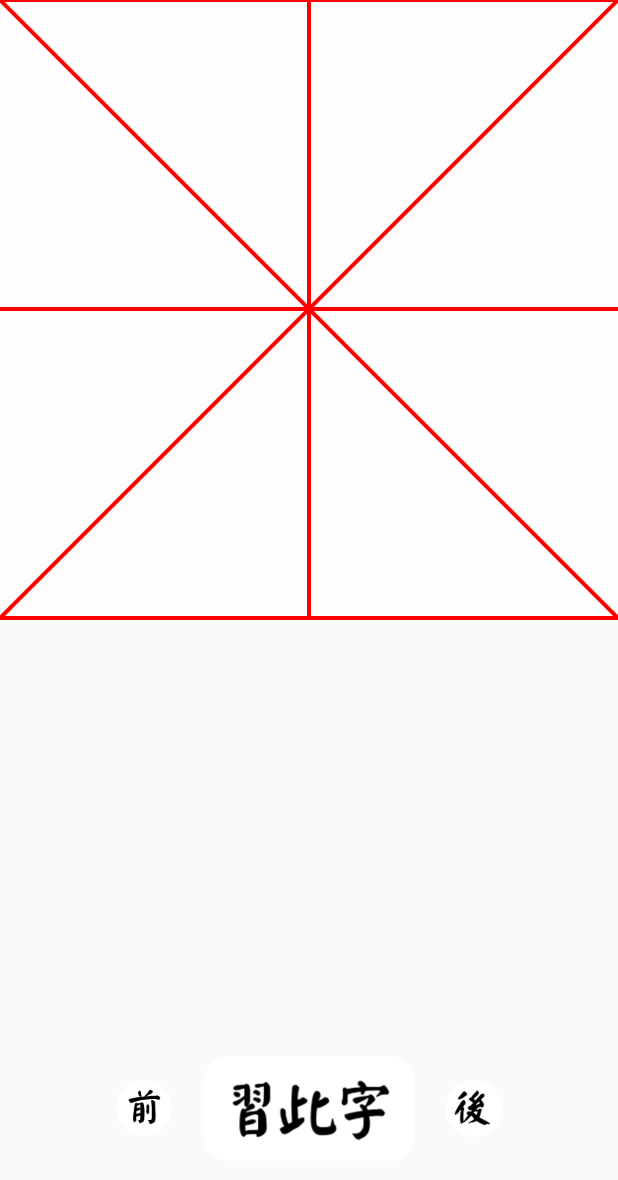
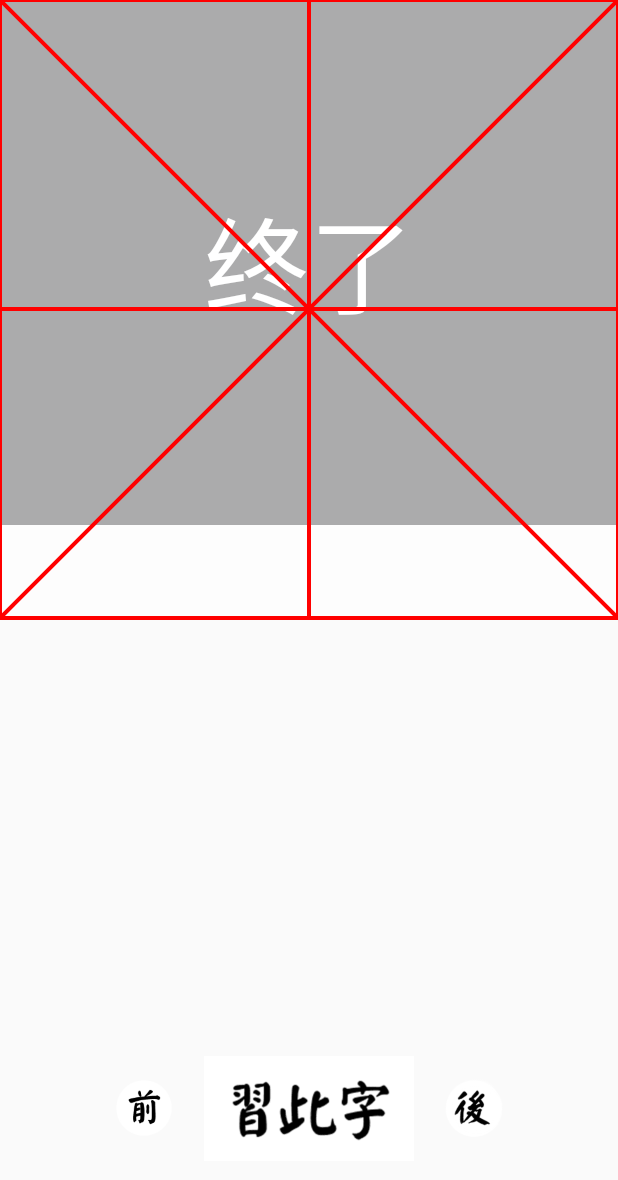
Before and after one commit to kevin-zhan/Calligraphy, an Android app: the CopybookSinglePageActivity screen opened directly, with no data from a screen before it, on a phone screen of 412 x 824 dp. Shown: the top 1180 px of the screen. Run offline under Robolectric (Android 15) with nearby library versions, the phone set to English and light mode, and no system bars; our stand-ins replace ButterKnife.

```diff
--- a/app/build.gradle
+++ b/app/build.gradle
@@ -5,7 +5,7 @@ android {
     defaultConfig {
         applicationId "tech.zymx.calligraphy"
         minSdkVersion 19
-        targetSdkVersion 26
+        targetSdkVersion 27
         versionCode 1
         versionName "1.0"
     }
--- a/app/src/main/java/tech/zymx/calligraphy/adapter/CopybookContentAdapter.java
+++ b/app/src/main/java/tech/zymx/calligraphy/adapter/CopybookContentAdapter.java
@@ -13,6 +13,7 @@ import java.util.List;
 
 import butterknife.BindView;
 import butterknife.ButterKnife;
+import tech.zymx.calligraphy.Constant;
 import tech.zymx.calligraphy.activity.CopybookSinglePageActivity;
 import tech.zymx.calligraphy.CalligraphyUtils;
 import tech.zymx.calligraphy.R;
@@ -42,7 +43,7 @@ public class CopybookContentAdapter extends RecyclerView.Adapter<CopybookContent
             @Override
             public void onClick(View view) {
                 Intent intent = new Intent(mContext, CopybookSinglePageActivity.class);
-                intent.putExtra("image_name",image_name);
+                intent.putExtra(Constant.IMAGE_NAME_SIGN, image_name);
                 mContext.startActivity(intent);
             }
         });
--- a/app/src/main/java/tech/zymx/calligraphy/view/WordBoxView.java
+++ b/app/src/main/java/tech/zymx/calligraphy/view/WordBoxView.java
@@ -41,17 +41,17 @@ public class WordBoxView extends View {
         int width = getWidth();
         int height = getHeight();
 
+        mPaint.setStyle(Paint.Style.FILL);
+        mPaint.setColor(Color.parseColor("#aaffffff"));
         if (isLocked()) {
-            mPaint.setColor(Color.parseColor("#aaffffff"));
             canvas.drawRect(0, width, width, height, mPaint);
         } else {
-            mPaint.setColor(Color.parseColor("#aaffffff"));
             canvas.drawRect(0, 0, width, width, mPaint);
         }
 
         mPaint.setColor(Color.RED);
-        float[] pts = {0, 0, width, 0, width, width, 0, width, 0, 0};
-        canvas.drawLines(pts, mPaint);
+        mPaint.setStyle(Paint.Style.STROKE);
+        canvas.drawRect(0, 0, width, width, mPaint);
         canvas.drawLine(width / 2, 0, width / 2, width, mPaint);
         canvas.drawLine(0, width / 2, width, width / 2, mPaint);
         canvas.drawLine(0, 0, width, width, mPaint);
--- a/app/src/main/res/layout/activity_copybook_single_page.xml
+++ b/app/src/main/res/layout/activity_copybook_single_page.xml
@@ -9,12 +9,28 @@
         android:layout_height="match_parent"
         tools:context="tech.zymx.calligraphy.activity.CopybookSinglePageActivity"
         >
-        <ImageView
-            android:id="@+id/content_pic"
+        <LinearLayout
             android:layout_width="match_parent"
             android:layout_height="wrap_content"
-            android:adjustViewBounds="true"
-            />
+            android:orientation="vertical"
+            >
+            <ImageView
+                android:id="@+id/content_pic"
+                android:layout_width="match_parent"
+                android:layout_height="wrap_content"
+                android:adjustViewBounds="true"
+                />
+            <TextView
+                android:layout_width="match_parent"
+                android:layout_height="350dp"
+                android:textSize="70sp"
+                android:gravity="center"
+                android:text="@string/the_end"
+                android:textColor="#fff"
+                android:background="@color/black_empty"
+                />
+        </LinearLayout>
+
     </tech.zymx.calligraphy.view.TapStopScrollView>
     <tech.zymx.calligraphy.view.WordBoxView
         android:id="@+id/cover_view"
--- a/app/src/main/res/values/colors.xml
+++ b/app/src/main/res/values/colors.xml
@@ -3,4 +3,5 @@
     <color name="colorPrimary">#3F51B5</color>
     <color name="colorPrimaryDark">#000</color>
     <color name="colorAccent">#FF4081</color>
+    <color name="black_empty">#020205</color>
 </resources>
--- a/app/src/main/res/values/strings.xml
+++ b/app/src/main/res/values/strings.xml
@@ -1,3 +1,5 @@
 <resources>
     <string name="app_name">多宝塔碑</string>
+    <string name="image_not_found">无处觅此图</string>
+    <string name="the_end">终了</string>
 </resources>
```
Also changed, not shown: app/src/main/java/tech/zymx/calligraphy/CalligraphyUtils.java (+55 -0 lines), app/src/main/java/tech/zymx/calligraphy/Constant.java (added, +17 -0 lines), app/src/main/java/tech/zymx/calligraphy/activity/CopybookSinglePageActivity.java (+119 -10 lines).
